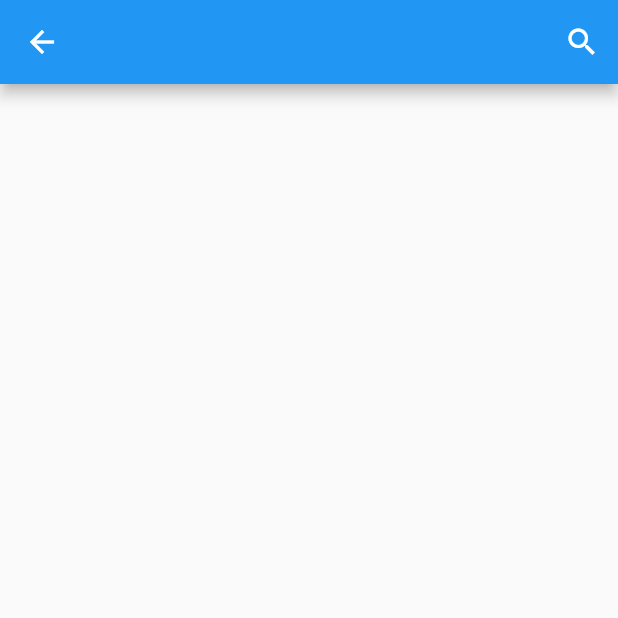
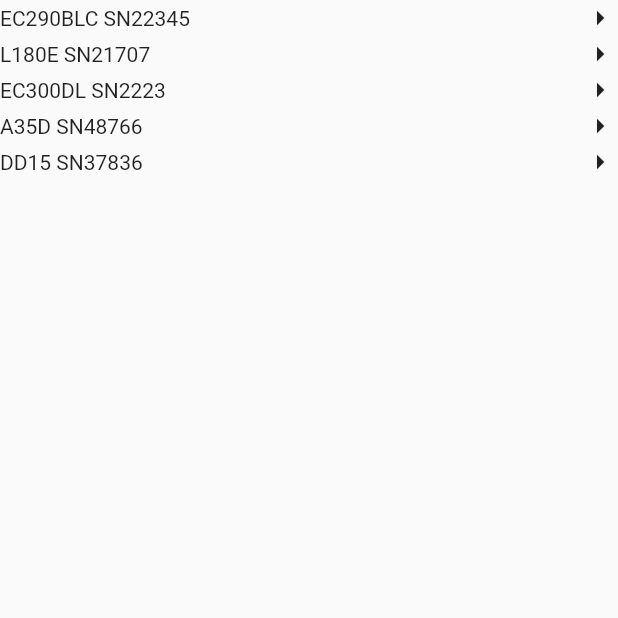
Before and after one commit to RoyHob/amt_vol, a Flutter app: the EngineSearch screen opened by its route, on a phone screen of 412 x 824 dp, the top half of it. Run offline on Flutter 3.47's test engine with Material 2 defaults, Android fonts, the phone set to English and light mode, and no system bars.

```diff
--- a/lib/ui/screens/engine_search.dart
+++ b/lib/ui/screens/engine_search.dart
@@ -5,90 +5,27 @@ class EngineSearch extends StatefulWidget {
 }
 
 class _EngineSearchState extends State<EngineSearch> {
-  @override
-  Widget build(BuildContext context) {
-    return Scaffold(
-      appBar: AppBar(
-        actions: [
-          IconButton(
-              onPressed: () {
-                showSearch(
-                  context: context,
-                  delegate: CustomSearchDelegate(),
-                );
-              },
-              icon: Icon(Icons.search)),
-        ],
-      ),
-    );
-  }
-}
-
-class CustomSearchDelegate extends SearchDelegate {
-  List<String> searchTerms = [
+  List<String> engineList = [
     "EC290BLC SN22345",
     "L180E SN21707",
     "EC300DL SN2223",
     "A35D SN48766",
     "DD15 SN37836"
   ];
-
   @override
-  List<Widget> buildActions(BuildContext context) {
-    return [
-      IconButton(
-          icon: Icon(Icons.clear),
-          onPressed: () {
-            query:
-            '';
-          })
-    ];
-  }
-
-  @override
-  Widget buildLeading(BuildContext context) {
-    return IconButton(
-        icon: Icon(Icons.arrow_left),
-        onPressed: () {
-          close(context, null);
-        });
-  }
-
-  @override
-  Widget buildResults(BuildContext context) {
-    List<String> matchQuery = [];
-    for (var fruit in searchTerms) {
-      if (fruit.toLowerCase().contains(query.toLowerCase())) {
-        matchQuery.add(fruit);
-      }
-    }
-    return ListView.builder(
-      itemCount: matchQuery.length,
+  Widget build(BuildContext context) {
+    return Scaffold(
+        body: ListView.builder(
+      itemCount: engineList.length,
       itemBuilder: (context, index) {
-        var result = matchQuery[index];
-        return ListTile(
-          title: Text(result),
+        return Row(
+          children: [
+            Text(engineList[index]),
+            Spacer(),
+            Icon(Icons.arrow_right),
+          ],
         );
       },
-    );
-  }
-
-  @override
-  Widget buildSuggestions(BuildContext context) {
-    List<String> matchQuery = [];
-    for (var fruit in searchTerms) {
-      if (fruit.toLowerCase().contains(query.toLowerCase())) {
-        matchQuery.add(fruit);
-      }
-    }
-    return ListView.builder(
-      itemCount: matchQuery.length,
-      itemBuilder: (context, index) {
-        var result = matchQuery[index];
-        return ListTile(
-          title: Text(result),
-        );
-      },
-    );
+    ));
   }
 }
--- /dev/null
+++ b/lib/ui/screens/engine_search_appbar.dart
@@ -0,0 +1,92 @@
+import 'package:flutter/material.dart';
+
+class EngineSearch extends StatefulWidget {
+  _EngineSearchState createState() => _EngineSearchState();
+}
+
+class _EngineSearchState extends State<EngineSearch> {
+  @override
+  Widget build(BuildContext context) {
+    return Scaffold(
+      appBar: AppBar(
+        actions: [
+          IconButton(
+              onPressed: () {
+                showSearch(
+                  context: context,
+                  delegate: CustomSearchDelegate(),
+                );
+              },
+              icon: Icon(Icons.search)),
+        ],
+      ),
+    );
+  }
+}
+
+class CustomSearchDelegate extends SearchDelegate {
+  List<String> searchTerms = [
+    "EC290BLC SN22345",
+    "L180E SN21707",
+    "EC300DL SN2223",
+    "A35D SN48766",
+    "DD15 SN37836"
+  ];
+
+  @override
+  List<Widget> buildActions(BuildContext context) {
+    return [
+      IconButton(
+        onPressed: () {},
+        icon: Icon(Icons.clear),
+      )
+    ];
+  }
+
+  @override
+  Widget buildLeading(BuildContext context) {
+    return IconButton(
+        icon: Icon(Icons.arrow_left),
+        onPressed: () {
+          close(context, null);
+        });
+  }
+
+  @override
+  Widget buildResults(BuildContext context) {
+    List<String> matchQuery = [];
+    for (var fruit in searchTerms) {
+      if (fruit.toLowerCase().contains(query.toLowerCase())) {
+        matchQuery.add(fruit);
+      }
+    }
+    return ListView.builder(
+      itemCount: matchQuery.length,
+      itemBuilder: (context, index) {
+        var result = matchQuery[index];
+        return ListTile(
+          title: Text(result),
+        );
+      },
+    );
+  }
+
+  @override
+  Widget buildSuggestions(BuildContext context) {
+    List<String> matchQuery = [];
+    for (var fruit in searchTerms) {
+      if (fruit.toLowerCase().contains(query.toLowerCase())) {
+        matchQuery.add(fruit);
+      }
+    }
+    return ListView.builder(
+      itemCount: matchQuery.length,
+      itemBuilder: (context, index) {
+        var result = matchQuery[index];
+        return ListTile(
+          title: Text(result),
+        );
+      },
+    );
+  }
+}
```
Also changed, not shown: 1 other file.
